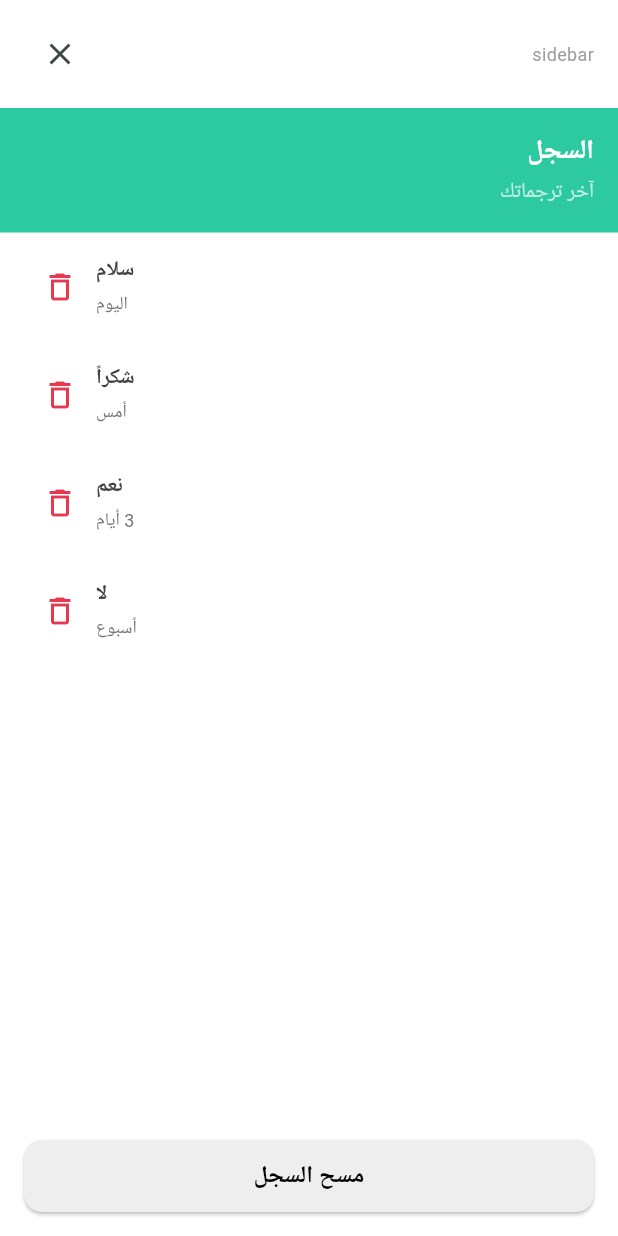
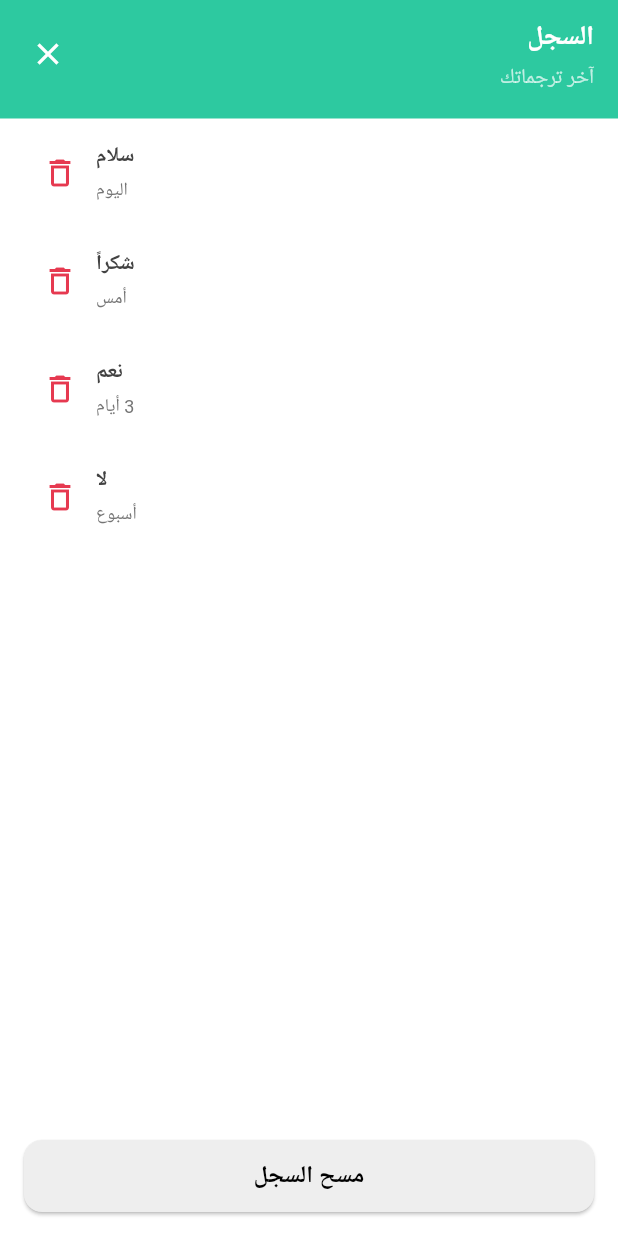
Before and after one commit to EyaHaddad/tsl-mobile-app, a Flutter app: the HistoryPage screen opened by its route, on a phone screen of 412 x 824 dp. Run offline on Flutter 3.47's test engine with Material 3 defaults, Android fonts, the light colour scheme and no system bars; our stand-ins replace flutter_svg, freezed_annotation, shared_preferences; accounts and stored records are empty.

Commit message:
fixed history screen model

```diff
--- a/lib/features/history/screens/history_screen.dart
+++ b/lib/features/history/screens/history_screen.dart
@@ -106,27 +106,24 @@ class _HistoryScreenState extends State<HistoryScreen> {
         child: Column(
           crossAxisAlignment: CrossAxisAlignment.start,
           children: [
-            // Top bar with "sidebar" label and close icon
-            Padding(
-              padding: const EdgeInsets.symmetric(horizontal: 16, vertical: 12),
-              child: Row(
-                mainAxisAlignment: MainAxisAlignment.spaceBetween,
-                children: [
-                  const Text(
-                    'sidebar',
-                    style: TextStyle(fontSize: 12, color: Colors.grey),
-                  ),
-                  IconButton(icon: const Icon(Icons.close), onPressed: onClose),
-                ],
-              ),
-            ),
-            // Green header section
+            // Green header section (at top) with close button inside
             Container(
               width: double.infinity,
-              padding: const EdgeInsets.all(16),
+              padding: const EdgeInsets.fromLTRB(8, 12, 16, 16),
               color: const Color(0xFF2DC9A0),
-              child: const Column(
+              child: Directionality(
+                textDirection: TextDirection.ltr,
+                child: Row(
                   crossAxisAlignment: CrossAxisAlignment.start,
+                  children: [
+                    IconButton(
+                      icon: const Icon(Icons.close, color: Colors.white),
+                      onPressed: onClose,
+                    ),
+                    const SizedBox(width: 8),
+                    const Expanded(
+                      child: Column(
+                        crossAxisAlignment: CrossAxisAlignment.end,
                         children: [
                           Text(
                             'السجل',
@@ -141,9 +138,16 @@ class _HistoryScreenState extends State<HistoryScreen> {
                           Text(
                             'آخر ترجماتك',
                             textDirection: TextDirection.rtl,
-                    style: TextStyle(fontSize: 14, color: Colors.white70),
+                            style: TextStyle(
+                              fontSize: 14,
+                              color: Colors.white70,
+                            ),
                           ),
                         ],
+                      ),
+                    ),
+                  ],
+                ),
               ),
             ),
             // Records list
```
Lines whose indentation alone changed are shown as unchanged.
